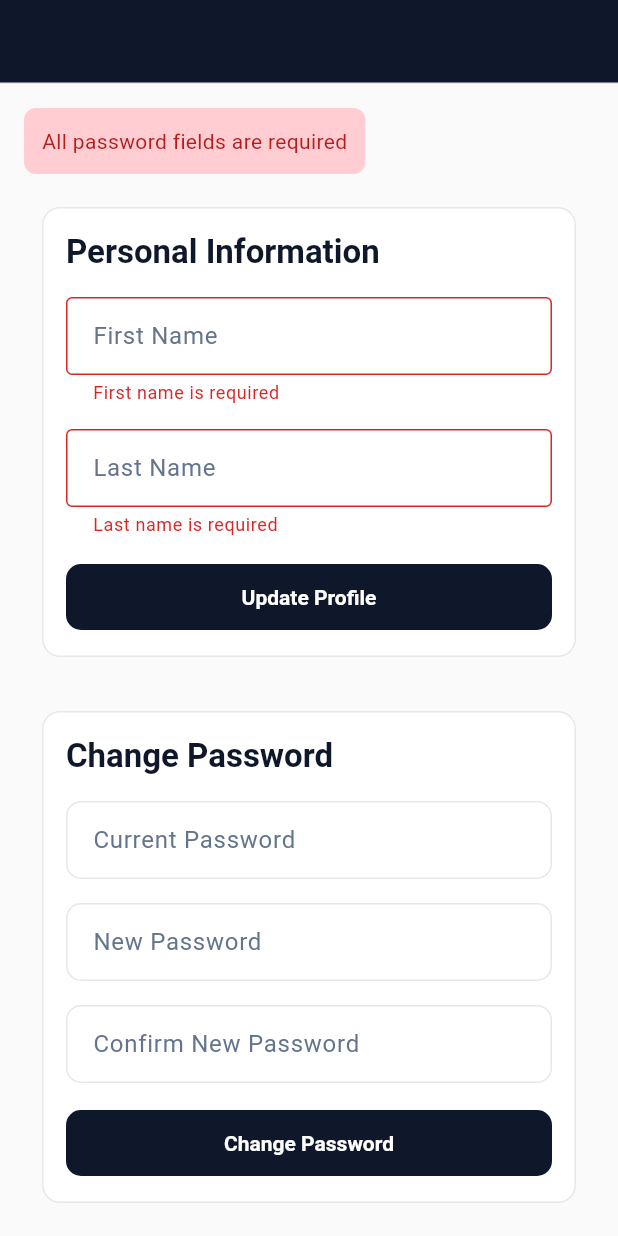
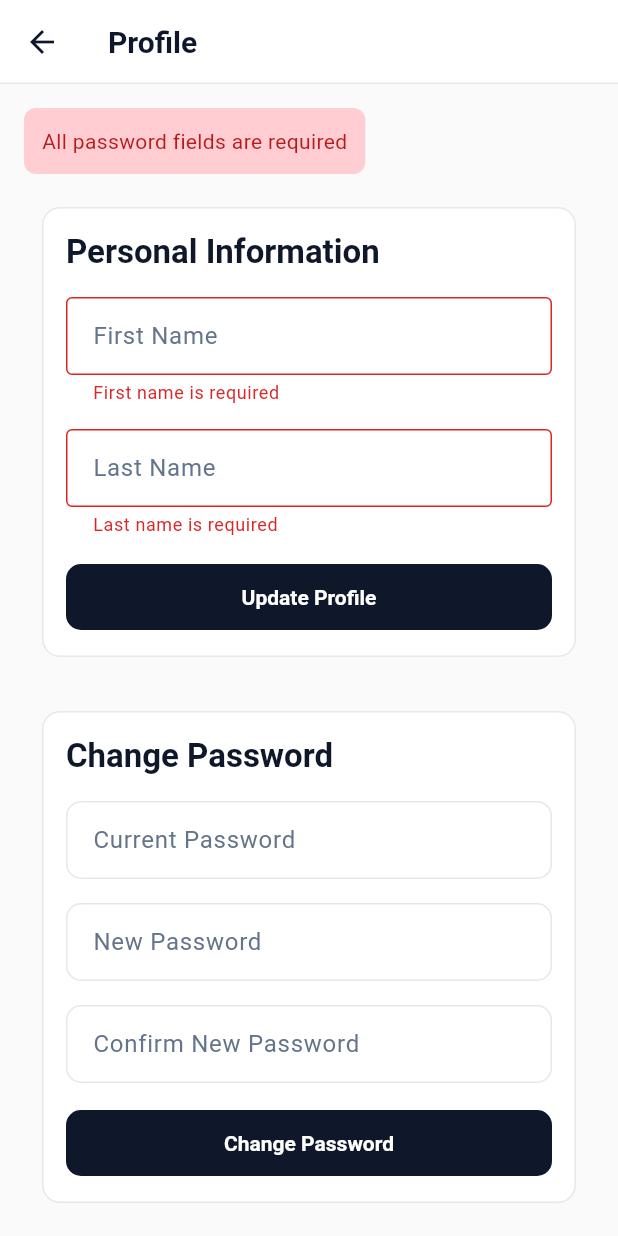
Before and after one commit to BPUPitchaya/StockSense, a Flutter app: the UserProfileScreen screen opened directly, after a tap on "Update Profile", after a tap on "Change Password", on a phone screen of 412 x 824 dp. Run offline on Flutter 3.47's test engine with Material 3 defaults, Android fonts, the phone set to English and light mode, and no system bars; our stand-ins replace fl_chart, google_generative_ai, shared_preferences; accounts and stored records are empty; network calls fail.

Commit message:
Fix AppBar visibility in dark mode - remove hardcoded background colors

```diff
--- a/flutter_app/lib/screens/admin_login_screen.dart
+++ b/flutter_app/lib/screens/admin_login_screen.dart
@@ -50,7 +50,6 @@ class _AdminLoginScreenState extends State<AdminLoginScreen> {
     return Scaffold(
       appBar: AppBar(
         title: const Text('Admin Login'),
-        backgroundColor: Colors.black,
       ),
       body: SafeArea(
         child: Padding(
--- a/flutter_app/lib/screens/budget_screen.dart
+++ b/flutter_app/lib/screens/budget_screen.dart
@@ -147,7 +147,6 @@ class _BudgetScreenState extends State<BudgetScreen> {
     return Scaffold(
       appBar: AppBar(
         title: const Text('Budget & Recommendations'),
-        backgroundColor: Theme.of(context).colorScheme.inversePrimary,
       ),
       body: ResponsiveBody(
         child: SingleChildScrollView(
--- a/flutter_app/lib/screens/prediction_watchlist_screen.dart
+++ b/flutter_app/lib/screens/prediction_watchlist_screen.dart
@@ -87,7 +87,6 @@ class _PredictionWatchlistScreenState extends State<PredictionWatchlistScreen> {
     return Scaffold(
       appBar: AppBar(
         title: const Text('Track'),
-        backgroundColor: Colors.blue.shade700,
       ),
       body: ResponsiveBody(
         child: Padding(
--- a/flutter_app/lib/screens/user_profile_screen.dart
+++ b/flutter_app/lib/screens/user_profile_screen.dart
@@ -177,8 +177,6 @@ class _UserProfileScreenState extends State<UserProfileScreen> {
     return Scaffold(
       appBar: AppBar(
         title: const Text('Profile'),
-        backgroundColor: theme.colorScheme.primary,
-        foregroundColor: theme.colorScheme.onPrimary,
       ),
       body: _isLoading
           ? const Center(child: CircularProgressIndicator())
```
